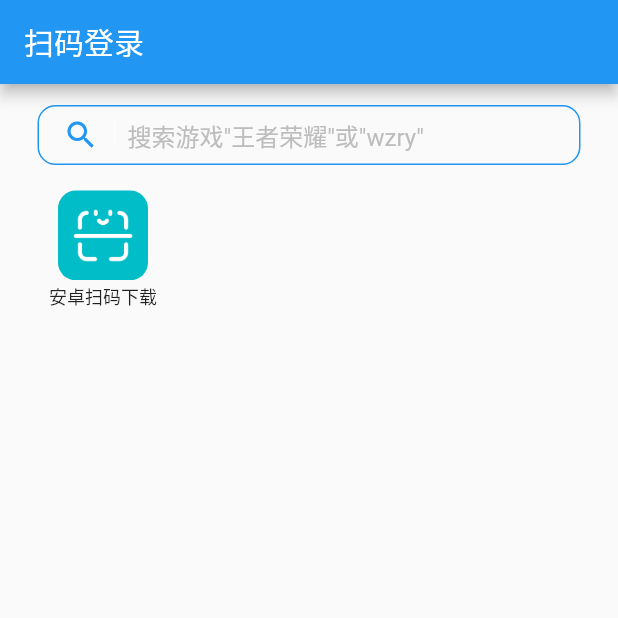
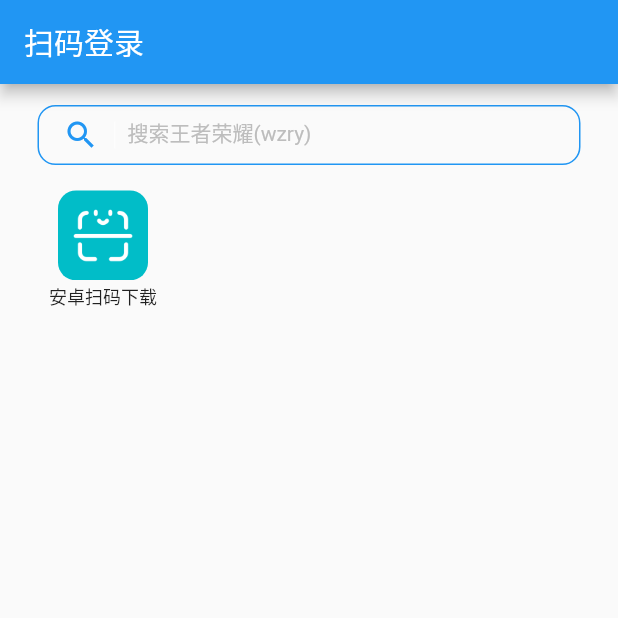
Before and after one commit to Willh92/GameWxQRlogin-web, a Flutter app: the screen it shows after launch, on a phone screen of 412 x 824 dp, the top half of it. Run offline on Flutter 3.47's test engine with Material 2 defaults, Android fonts, the phone set to English and light mode, and no system bars; our stand-ins replace cached_network_image, dio; missing offline and left inert: cached_network_image_platform_interface, dart:html, webviewx; network calls fail; statements that could not run were skipped.

Commit message:
修复可能无法输入的问题

```diff
--- a/lib/main.dart
+++ b/lib/main.dart
@@ -1,6 +1,7 @@
 import 'package:flutter/material.dart';
 import 'package:flutter_web_plugins/flutter_web_plugins.dart';
 import 'package:qr_login/common.dart';
+import 'package:qr_login/utils/formatter/TextInputFormatter.dart';
 import 'package:qr_login/web.dart';
 import 'package:qr_login/widget/edit_widget.dart';
 import 'package:qr_login/widget/manu_item.dart';
@@ -78,7 +79,6 @@ class MyHomePage extends StatefulWidget {
 }
 
 class _MyHomePageState extends State<MyHomePage> {
-
   late List<Game> allGame;
   late List<Game> game;
 
@@ -115,7 +115,7 @@ class _MyHomePageState extends State<MyHomePage> {
     // );
   }
 
-  void _filter(String str) {
+  void _filter(String str) async {
     List<Game> filter = allGame.where((g) {
       return g.py == "azsmxz" || g.name!.contains(str) || g.py!.contains(str);
     }).toList();
@@ -160,7 +160,13 @@ class _MyHomePageState extends State<MyHomePage> {
                 onChanged: (str) {
                   _filter(str.toLowerCase());
                 },
-                    hintText: "搜索游戏\"王者荣耀\"或\"wzry\"",
+                hintText: "搜索王者荣耀(wzry)",
+                inputFormatters: [
+                  LengthTextInputFormatter(100),
+                  FilterTextInputFormatter(
+                    filterPattern: RegExp("[a-zA-Z]|[\u4e00-\u9fa5]|[0-9]|'"),
+                  ),
+                ],
                 iconWidget: Icon(
                   Icons.search,
                   size: 24,
@@ -169,8 +175,7 @@ class _MyHomePageState extends State<MyHomePage> {
           ),
           Expanded(
               child: CustomScrollView(
-                keyboardDismissBehavior:
-                    ScrollViewKeyboardDismissBehavior.onDrag,
+            keyboardDismissBehavior: ScrollViewKeyboardDismissBehavior.onDrag,
             slivers: [
               SliverPadding(
                 padding: const EdgeInsets.only(top: 0, bottom: 12),
--- a/lib/widget/edit_widget.dart
+++ b/lib/widget/edit_widget.dart
@@ -1,6 +1,5 @@
 import 'package:flutter/material.dart';
-
-import '../utils/formatter/TextInputFormatter.dart';
+import 'package:flutter/services.dart';
 
 class EditWidget extends StatefulWidget {
   ///输入框文字改变
@@ -15,12 +14,15 @@ class EditWidget extends StatefulWidget {
   ///图标Widget
   bool passwordType = false;
 
+  List<TextInputFormatter>? inputFormatters;
+
   EditWidget({
     Key? key,
     this.onChanged,
     this.hintText = "",
     this.passwordType = false,
     this.iconWidget,
+    this.inputFormatters,
   }) : super(key: key);
 
   @override
@@ -46,15 +48,18 @@ class _EditWidgetState extends State<EditWidget> {
       alignment: AlignmentDirectional.centerStart,
       children: [
         Container(
+          width: double.infinity,
           height: 40,
           alignment: AlignmentDirectional.center,
-          child: TextField(
+          child: TextFormField(
             controller: mController,
             keyboardType: TextInputType.visiblePassword,
             textAlign: TextAlign.left,
             autofocus: false,
             maxLines: 1,
             minLines: 1,
+            style: const TextStyle(
+                height: 1, fontSize: 14, overflow: TextOverflow.ellipsis),
             obscureText: eyeExpand && widget.passwordType,
             onChanged: (text) {
               if (widget.onChanged != null) {
@@ -65,13 +70,7 @@ class _EditWidgetState extends State<EditWidget> {
                 input = text;
               });
             },
-            inputFormatters: [
-              ///输入长度和格式限制
-              LengthTextInputFormatter(100),
-              FilterTextInputFormatter(
-                filterPattern: RegExp("[a-zA-Z]|[\u4e00-\u9fa5]|[0-9]|'"),
-              ),
-            ],
+            inputFormatters: widget.inputFormatters,
 
             ///样式
             decoration: InputDecoration(
@@ -79,8 +78,10 @@ class _EditWidgetState extends State<EditWidget> {
                 filled: true,
                 hintText: widget.hintText,
                 hintStyle: TextStyle(
-                  color: Colors.grey[400],
-                ),
+                    height: 1,
+                    fontSize: 14,
+                    color: Colors.grey[400],
+                    overflow: TextOverflow.ellipsis),
                 border: _getEditBorder(false),
                 focusedBorder: _getEditBorder(true),
                 disabledBorder: _getEditBorder(false),
```
Also changed, not shown: lib/utils/formatter/TextInputFormatter.dart (indentation only). Lines whose indentation alone changed are shown as unchanged.
